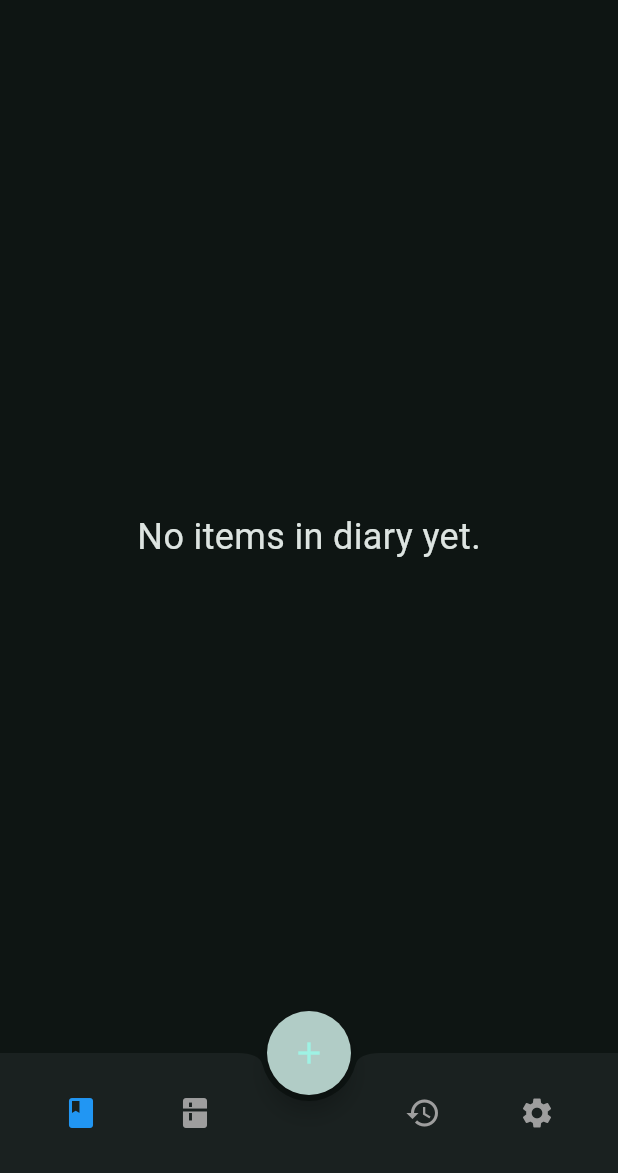
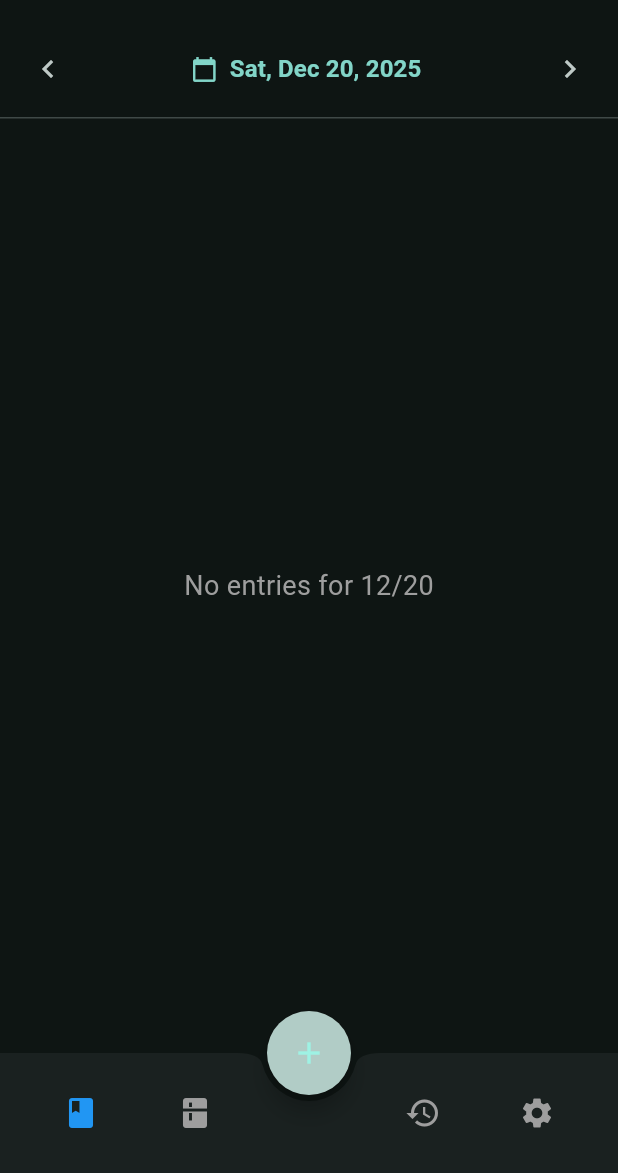
Before and after one commit to ccrocker7/NutriPrice, a Flutter app: the screen it shows after launch, on a phone screen of 412 x 824 dp, the part 63-1236 px from its top. Run offline on Flutter 3.47's test engine with Material 3 defaults, Android fonts, the light colour scheme and no system bars; drawn by our look-alikes of flutter_speed_dial; our stand-ins replace fl_chart, hive_flutter; missing offline and left inert: mobile_scanner; accounts and stored records are empty.

Commit message:
Added a date selector

```diff
--- a/food_diary/lib/screens/diary.dart
+++ b/food_diary/lib/screens/diary.dart
@@ -4,33 +4,126 @@ import '../models/food_product.dart';
 import '../services/database_service.dart';
 import '../widgets/food_dialogs.dart';
 
-class Diary extends StatelessWidget {
+import 'package:intl/intl.dart';
+
+class Diary extends StatefulWidget {
   const Diary({super.key});
+
+  @override
+  State<Diary> createState() => _DiaryState();
+}
+
+class _DiaryState extends State<Diary> {
+  DateTime _selectedDate = DateTime.now();
+
+  void _changeDate(int days) {
+    setState(() {
+      _selectedDate = _selectedDate.add(Duration(days: days));
+    });
+  }
+
+  Future<void> _selectDate(BuildContext context) async {
+    final picked = await showDatePicker(
+      context: context,
+      initialDate: _selectedDate,
+      firstDate: DateTime(2020),
+      lastDate: DateTime(2030),
+    );
+    if (picked != null && picked != _selectedDate) {
+      setState(() {
+        _selectedDate = picked;
+      });
+    }
+  }
+
+  bool _isSameDay(DateTime? d1, DateTime d2) {
+    if (d1 == null) return false;
+    return d1.year == d2.year && d1.month == d2.month && d1.day == d2.day;
+  }
 
   @override
   Widget build(BuildContext context) {
     return Scaffold(
-      // ValueListenableBuilder listens to the Hive box for any changes
-      body: ValueListenableBuilder(
-        valueListenable: Hive.box(DatabaseService.diaryBoxName).listenable(),
+      body: Column(
+        children: [
+          // Date Selector Header
+          Padding(
+            padding: const EdgeInsets.all(8.0),
+            child: Row(
+              mainAxisAlignment: MainAxisAlignment.spaceBetween,
+              children: [
+                IconButton(
+                  icon: const Icon(Icons.chevron_left),
+                  onPressed: () => _changeDate(-1),
+                ),
+                TextButton.icon(
+                  onPressed: () => _selectDate(context),
+                  icon: const Icon(Icons.calendar_today),
+                  label: Text(
+                    DateFormat('EEE, MMM d, yyyy').format(_selectedDate),
+                    style: const TextStyle(
+                      fontSize: 16,
+                      fontWeight: FontWeight.bold,
+                    ),
+                  ),
+                ),
+                IconButton(
+                  icon: const Icon(Icons.chevron_right),
+                  onPressed: () => _changeDate(1),
+                ),
+              ],
+            ),
+          ),
+          const Divider(height: 1),
+          // Diary List
+          Expanded(
+            child: ValueListenableBuilder(
+              valueListenable: Hive.box(
+                DatabaseService.diaryBoxName,
+              ).listenable(),
               builder: (context, Box box, _) {
-          final items = box.values.toList();
+                // Filter items by selected date
+                // Note: We need to pass the index of the original item for updates/deletes
+                // So we map to a structure preserving index, or just look up dynamically.
+                // Keeping it simple: We need the key (index) to update/delete.
+                // Hive box indices are stable if we don't compact? Actually deleteAt changes indices.
+                // Best to iterate deeply or use Keys if possible.
+                // Given current implementation uses `index` (int), we must be careful.
+                // Current `items` is list of values. `box.getAt(index)` works.
+                // If we filter, we lose the original index.
 
-          if (items.isEmpty) {
-            return const Center(
+                // Better approach: Create a list of {index, data} objects.
+                final dayItems = <Map<String, dynamic>>[];
+
+                for (int i = 0; i < box.length; i++) {
+                  final raw = box.getAt(i) as Map<dynamic, dynamic>;
+                  final product = FoodProduct.fromMap(raw);
+                  if (_isSameDay(product.dateAdded, _selectedDate)) {
+                    dayItems.add({'index': i, 'product': product});
+                  }
+                }
+
+                if (dayItems.isEmpty) {
+                  return Center(
                     child: Text(
-                'No items in diary yet.',
-                style: TextStyle(fontSize: 24),
+                      'No entries for ${DateFormat('MM/dd').format(_selectedDate)}',
+                      style: const TextStyle(fontSize: 18, color: Colors.grey),
                     ),
                   );
                 }
 
                 return ListView.builder(
-            itemCount: items.length,
-            itemBuilder: (context, index) {
-              final product = FoodProduct.fromMap(items[index]);
+                  itemCount: dayItems.length,
+                  itemBuilder: (context, i) {
+                    final entry = dayItems[i];
+                    final index = entry['index'] as int;
+                    final product = entry['product'] as FoodProduct;
+
                     return Card(
-                margin: const EdgeInsets.symmetric(horizontal: 16, vertical: 8),
+                      margin: const EdgeInsets.symmetric(
+                        horizontal: 16,
+                        vertical: 8,
+                      ),
                       child: ListTile(
                         leading: const Icon(Icons.restaurant_menu),
                         title: Text(product.name),
@@ -41,11 +134,15 @@ class Diary extends StatelessWidget {
                           context: context,
                           product: product,
                           onSave: (newProduct) =>
-                        DatabaseService.updateDiaryEntry(index, newProduct),
+                              DatabaseService.updateDiaryEntry(
+                                index,
+                                newProduct,
+                              ),
                         ),
                         trailing: IconButton(
                           icon: const Icon(Icons.delete, color: Colors.red),
-                    onPressed: () => DatabaseService().deleteDiaryEntry(index),
+                          onPressed: () =>
+                              DatabaseService().deleteDiaryEntry(index),
                         ),
                       ),
                     );
@@ -53,6 +150,9 @@ class Diary extends StatelessWidget {
                 );
               },
             ),
+          ),
+        ],
+      ),
     );
   }
 }
```
Lines whose indentation alone changed are shown as unchanged.
